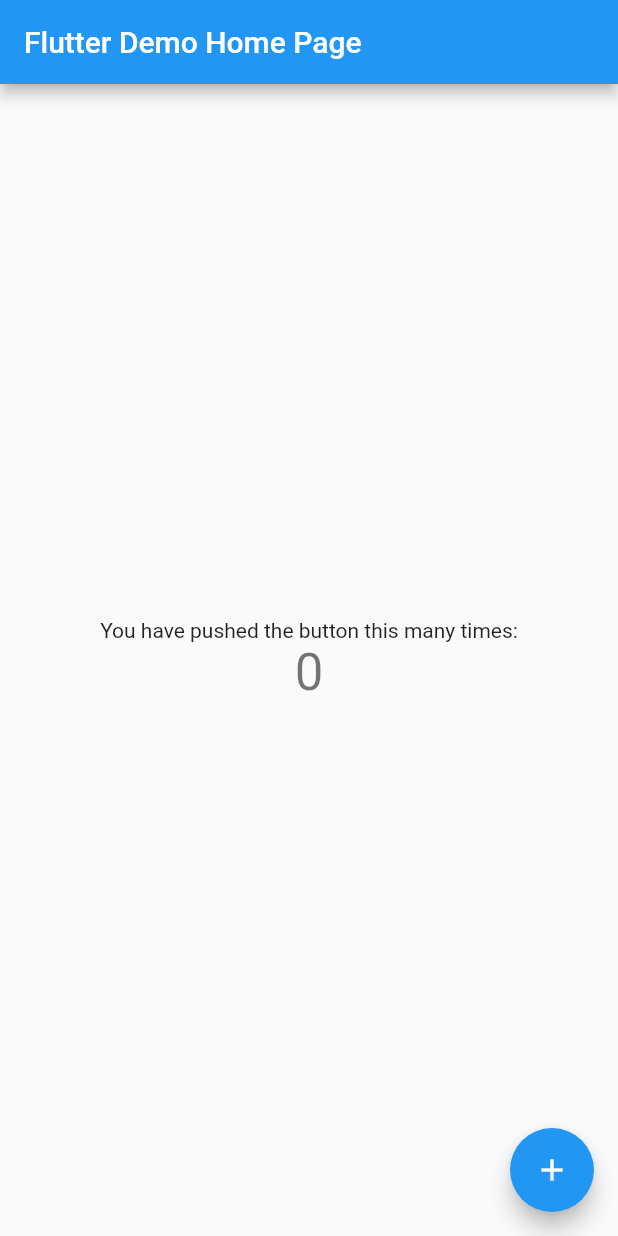
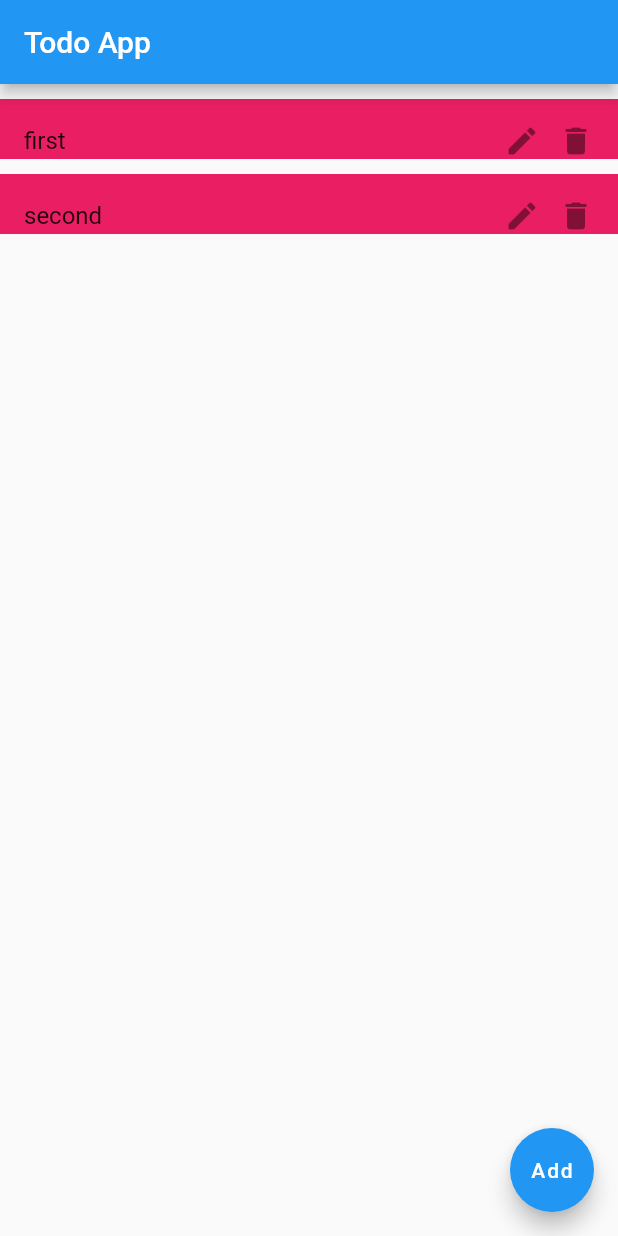
Before and after one commit to hussain7006/Flutter-Todo-App, a Flutter app: the screen it shows after launch, on a phone screen of 412 x 824 dp. Run offline on Flutter 3.47's test engine with Material 2 defaults, Android fonts, the phone set to English and light mode, and no system bars.

Commit message:
2. todoAppFunctionality completed

```diff
--- /dev/null
+++ b/lib/app.dart
@@ -0,0 +1,138 @@
+import 'package:flutter/material.dart';
+
+class App extends StatefulWidget {
+  // const App({Key? key}) : super(key: key);
+
+  @override
+  _AppState createState() => _AppState();
+}
+
+class _AppState extends State<App> {
+  var output = "";
+  List<dynamic> todos = ["first", "second"];
+
+  addItem() {
+    Navigator.of(context).pop();
+    if (output.length != 0) {
+      setState(() {
+        todos.add(output);
+        output = "";
+      });
+    } else {
+      showDialog(
+          context: context,
+          builder: (context) {
+            return AlertDialog(
+              title: Text('Warning'),
+              content: Text('Please add some text!'),
+              actions: [
+                ElevatedButton(
+                    onPressed: () {
+                      Navigator.of(context).pop();
+                    },
+                    child: Text('Cancel'))
+              ],
+            );
+          });
+    }
+  }
+
+  @override
+  Widget build(BuildContext context) {
+    return Scaffold(
+      appBar: AppBar(
+        title: Text('Todo App'),
+      ),
+      body: ListView.builder(
+        itemCount: todos.length,
+        itemBuilder: (context, index) {
+          return Container(
+            height: 40,
+            margin: EdgeInsets.only(
+              top: 10,
+            ),
+            color: Colors.pink,
+            child: ListTile(
+              title: Text(todos[index]),
+              trailing: Container(
+                width: 60,
+                // color: Colors.green,
+                child: Row(
+                  mainAxisAlignment: MainAxisAlignment.spaceBetween,
+                  children: [
+                    GestureDetector(
+                      child: Icon(Icons.edit),
+                      onTap: () {
+                        showDialog(
+                          context: context,
+                          builder: (context) {
+                            return AlertDialog(
+                              title: Text('Edit Item'),
+                              content: TextField(
+                                onChanged: (value) {
+                                  setState(() {
+                                    output = value;
+                                  });
+                                },
+                              ),
+                              actions: [
+                                ElevatedButton(
+                                  onPressed: () {
+                                    Navigator.of(context).pop();
+                                    setState(() {
+                                      todos.replaceRange(
+                                          index, index + 1, {output});
+                                    });
+                                  },
+                                  child: Text('Edit'),
+                                ),
+                              ],
+                            );
+                          },
+                        );
+                      },
+                    ),
+                    GestureDetector(
+                      child: Icon(Icons.delete),
+                      onTap: () {
+                        setState(() {
+                          todos.removeAt(index);
+                        });
+                      },
+                    ),
+                  ],
+                ),
+              ),
+            ),
+          );
+        },
+      ),
+      floatingActionButton: FloatingActionButton(
+        onPressed: () {
+          showDialog(
+            context: context,
+            builder: (context) {
+              return AlertDialog(
+                title: Text('Add Item'),
+                content: TextField(
+                  onChanged: (value) {
+                    setState(() {
+                      output = value;
+                    });
+                  },
+                ),
+                actions: [
+                  ElevatedButton(
+                    onPressed: addItem,
+                    child: Text('Add'),
+                  ),
+                ],
+              );
+            },
+          );
+        },
+        child: Text('Add'),
+      ),
+    );
+  }
+}
--- a/lib/main.dart
+++ b/lib/main.dart
@@ -1,4 +1,5 @@
 import 'package:flutter/material.dart';
+import './app.dart';
 
 void main() {
   runApp(MyApp());
@@ -9,105 +10,11 @@ class MyApp extends StatelessWidget {
   @override
   Widget build(BuildContext context) {
     return MaterialApp(
-      title: 'Flutter Demo',
+      title: 'Your Todo\'s',
       theme: ThemeData(
-        // This is the theme of your application.
-        //
-        // Try running your application with "flutter run". You'll see the
-        // application has a blue toolbar. Then, without quitting the app, try
-        // changing the primarySwatch below to Colors.green and then invoke
-        // "hot reload" (press "r" in the console where you ran "flutter run",
-        // or simply save your changes to "hot reload" in a Flutter IDE).
-        // Notice that the counter didn't reset back to zero; the application
-        // is not restarted.
         primarySwatch: Colors.blue,
       ),
-      home: MyHomePage(title: 'Flutter Demo Home Page'),
+      home: App(),
     );
   }
 }
-
-class MyHomePage extends StatefulWidget {
-  MyHomePage({Key? key, required this.title}) : super(key: key);
-
-  // This widget is the home page of your application. It is stateful, meaning
-  // that it has a State object (defined below) that contains fields that affect
-  // how it looks.
-
-  // This class is the configuration for the state. It holds the values (in this
-  // case the title) provided by the parent (in this case the App widget) and
-  // used by the build method of the State. Fields in a Widget subclass are
-  // always marked "final".
-
-  final String title;
-
-  @override
-  _MyHomePageState createState() => _MyHomePageState();
-}
-
-class _MyHomePageState extends State<MyHomePage> {
-  int _counter = 0;
-
-  void _incrementCounter() {
-    setState(() {
-      // This call to setState tells the Flutter framework that something has
-      // changed in this State, which causes it to rerun the build method below
-      // so that the display can reflect the updated values. If we changed
-      // _counter without calling setState(), then the build method would not be
-      // called again, and so nothing would appear to happen.
-      _counter++;
-    });
-  }
-
-  @override
-  Widget build(BuildContext context) {
-    // This method is rerun every time setState is called, for instance as done
-    // by the _incrementCounter method above.
-    //
-    // The Flutter framework has been optimized to make rerunning build methods
-    // fast, so that you can just rebuild anything that needs updating rather
-    // than having to individually change instances of widgets.
-    return Scaffold(
-      appBar: AppBar(
-        // Here we take the value from the MyHomePage object that was created by
-        // the App.build method, and use it to set our appbar title.
-        title: Text(widget.title),
-      ),
-      body: Center(
-        // Center is a layout widget. It takes a single child and positions it
-        // in the middle of the parent.
-        child: Column(
-          // Column is also a layout widget. It takes a list of children and
-          // arranges them vertically. By default, it sizes itself to fit its
-          // children horizontally, and tries to be as tall as its parent.
-          //
-          // Invoke "debug painting" (press "p" in the console, choose the
-          // "Toggle Debug Paint" action from the Flutter Inspector in Android
-          // Studio, or the "Toggle Debug Paint" command in Visual Studio Code)
-          // to see the wireframe for each widget.
-          //
-          // Column has various properties to control how it sizes itself and
-          // how it positions its children. Here we use mainAxisAlignment to
-          // center the children vertically; the main axis here is the vertical
-          // axis because Columns are vertical (the cross axis would be
-          // horizontal).
-          mainAxisAlignment: MainAxisAlignment.center,
-          children: <Widget>[
-            Text(
-              'You have pushed the button this many times:',
-            ),
-            Text(
-              '$_counter',
-              style: Theme.of(context).textTheme.headline4,
-            ),
-          ],
-        ),
-      ),
-      floatingActionButton: FloatingActionButton(
-        onPressed: _incrementCounter,
-        tooltip: 'Increment',
-        child: Icon(Icons.add),
-      ), // This trailing comma makes auto-formatting nicer for build methods.
-    );
-  }
-}
```
